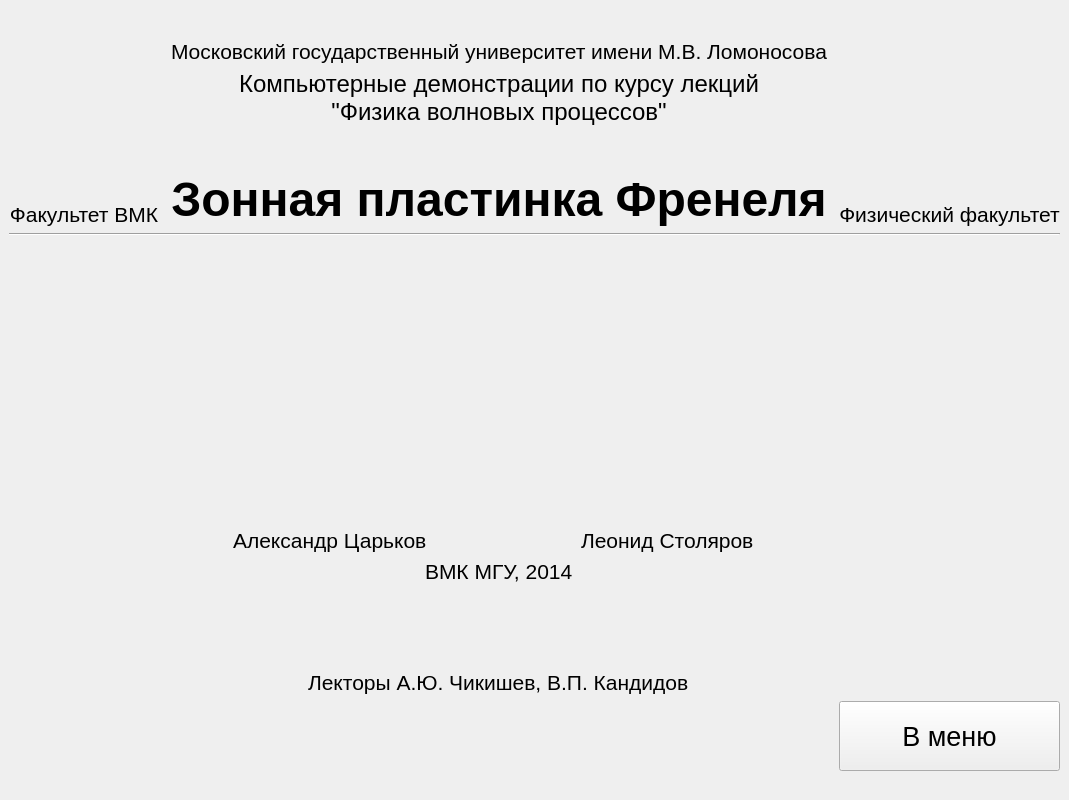
Before: the Qt Designer form QtFresnelZones/authorswindow.ui in Lnd-stoL/fresnel-zones-qt, drawn with Qt 5.
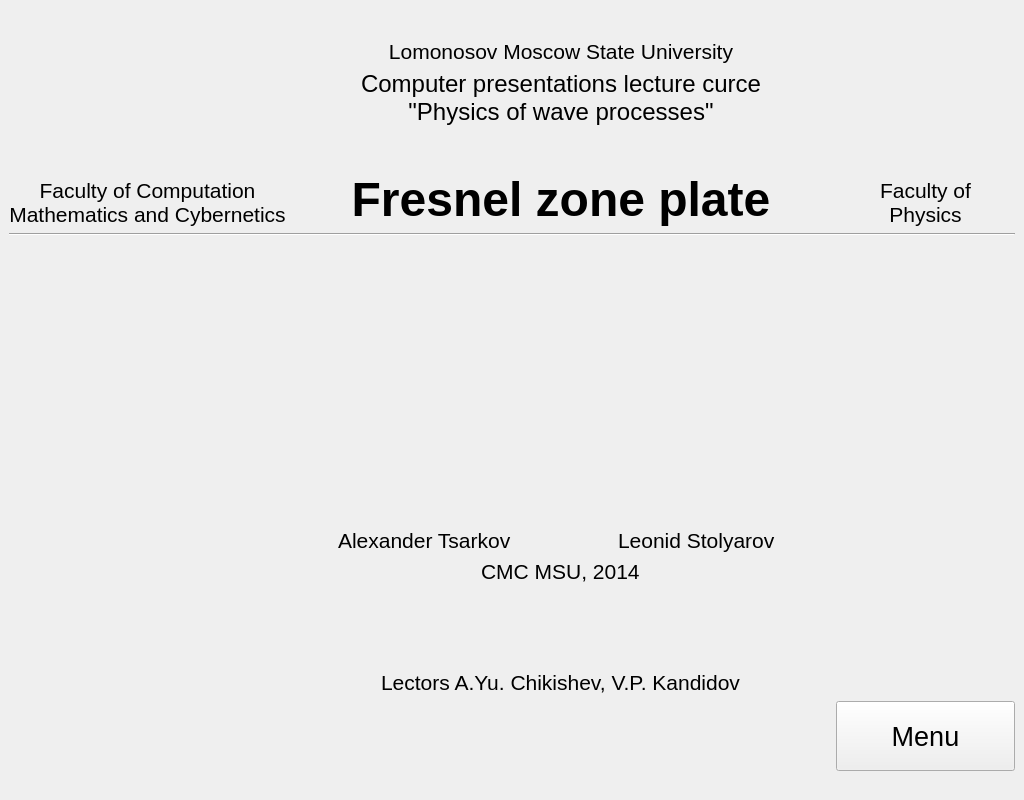
After: the same form once the commit is applied. Icons and pictures are not drawn. Custom widgets are drawn as their Qt base class.

The edit to the form file:
```diff
--- a/QtFresnelZones/authorswindow.ui
+++ b/QtFresnelZones/authorswindow.ui
@@ -7,7 +7,7 @@
     <x>0</x>
     <y>0</y>
     <width>1024</width>
-    <height>768</height>
+    <height>799</height>
    </rect>
   </property>
   <property name="windowTitle">
@@ -44,7 +44,7 @@
 padding-bottom:15%</string>
         </property>
         <property name="text">
-         <string>В меню</string>
+         <string>Menu</string>
         </property>
        </widget>
       </item>
@@ -59,7 +59,7 @@
            </font>
           </property>
           <property name="text">
-           <string>Александр Царьков</string>
+           <string>Alexander Tsarkov</string>
           </property>
          </widget>
         </item>
@@ -72,7 +72,7 @@
            </font>
           </property>
           <property name="text">
-           <string>Леонид Столяров</string>
+           <string>Leonid Stolyarov</string>
           </property>
          </widget>
         </item>
@@ -87,7 +87,7 @@
          </font>
         </property>
         <property name="text">
-         <string>ВМК МГУ, 2014</string>
+         <string>CMC MSU, 2014</string>
         </property>
        </widget>
       </item>
@@ -125,7 +125,7 @@
            </font>
           </property>
           <property name="text">
-           <string>Московский государственный университет имени М.В. Ломоносова</string>
+           <string>Lomonosov Moscow State University</string>
           </property>
           <property name="alignment">
            <set>Qt::AlignCenter</set>
@@ -142,8 +142,8 @@
            </font>
           </property>
           <property name="text">
-           <string>Компьютерные демонстрации по курсу лекций
-&quot;Физика волновых процессов&quot;</string>
+           <string>Computer presentations lecture curce
+&quot;Physics of wave processes&quot;</string>
           </property>
           <property name="alignment">
            <set>Qt::AlignCenter</set>
@@ -178,7 +178,7 @@
            </font>
           </property>
           <property name="text">
-           <string>Зонная пластинка Френеля</string>
+           <string>Fresnel zone plate</string>
           </property>
           <property name="alignment">
            <set>Qt::AlignCenter</set>
@@ -219,11 +219,15 @@
            </font>
           </property>
           <property name="text">
-           <string>Факультет ВМК</string>
+           <string>Faculty of Computation
+Mathematics and Cybernetics</string>
           </property>
           <property name="alignment">
            <set>Qt::AlignCenter</set>
           </property>
+          <property name="wordWrap">
+           <bool>false</bool>
+          </property>
          </widget>
         </item>
        </layout>
@@ -329,11 +333,15 @@
            </font>
           </property>
           <property name="text">
-           <string>Физический факультет</string>
+           <string>Faculty of 
+Physics</string>
           </property>
           <property name="alignment">
            <set>Qt::AlignCenter</set>
           </property>
+          <property name="wordWrap">
+           <bool>false</bool>
+          </property>
          </widget>
         </item>
        </layout>
@@ -363,7 +371,7 @@
          </font>
         </property>
         <property name="text">
-         <string>Лекторы А.Ю. Чикишев, В.П. Кандидов</string>
+         <string>Lectors A.Yu. Chikishev, V.P. Kandidov</string>
         </property>
        </widget>
       </item>
```
Left out of the diff: 63 changed lines with no effect on the pictures.
